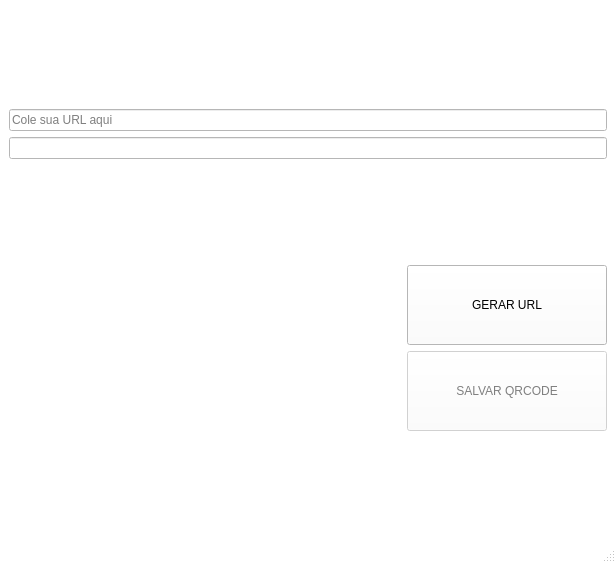
This is QrCodeBuilder.ui in bielzinnnho/QrCode-Builder as Qt 5 draws it before an edit. The edited form follows.
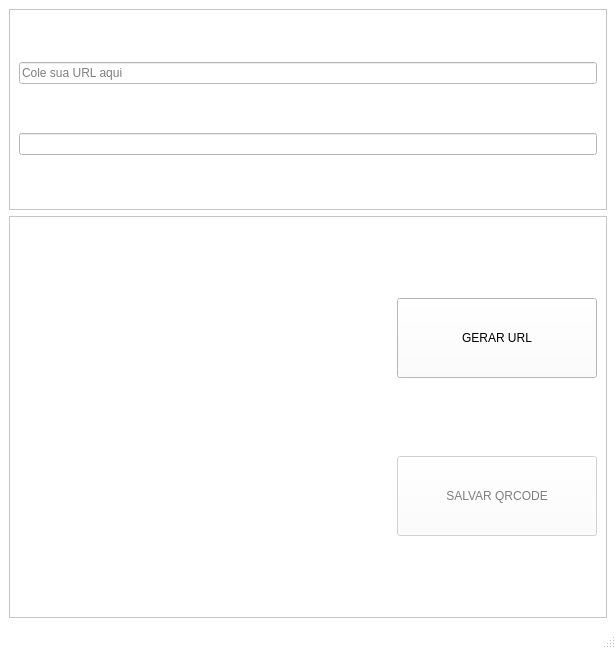
This is the edited form.

Diff of the .ui file:
```diff
--- a/QrCodeBuilder.ui
+++ b/QrCodeBuilder.ui
@@ -7,7 +7,7 @@
     <x>0</x>
     <y>0</y>
     <width>616</width>
-    <height>563</height>
+    <height>649</height>
    </rect>
   </property>
   <property name="palette">
@@ -429,9 +429,16 @@
    <string>QrCodeBuilder</string>
   </property>
   <widget class="QWidget" name="centralwidget">
-   <layout class="QVBoxLayout" name="verticalLayout_4">
+   <layout class="QVBoxLayout" name="verticalLayout_3" stretch="1,2">
     <item>
-     <layout class="QVBoxLayout" name="verticalLayout_3">
+     <widget class="QFrame" name="frame_2">
+      <property name="frameShape">
+       <enum>QFrame::StyledPanel</enum>
+      </property>
+      <property name="frameShadow">
+       <enum>QFrame::Raised</enum>
+      </property>
+      <layout class="QVBoxLayout" name="verticalLayout_2">
       <item>
        <widget class="QLineEdit" name="url">
         <property name="text">
@@ -453,11 +460,17 @@
        </widget>
       </item>
      </layout>
+     </widget>
     </item>
     <item>
-     <layout class="QVBoxLayout" name="verticalLayout_2">
-      <item>
-       <layout class="QHBoxLayout" name="horizontalLayout_2">
+     <widget class="QFrame" name="frame">
+      <property name="frameShape">
+       <enum>QFrame::StyledPanel</enum>
+      </property>
+      <property name="frameShadow">
+       <enum>QFrame::Raised</enum>
+      </property>
+      <layout class="QHBoxLayout" name="horizontalLayout" stretch="2,1">
         <item>
          <widget class="QLabel" name="img">
           <property name="minimumSize">
@@ -473,10 +486,7 @@
            </size>
           </property>
           <property name="styleSheet">
-           <string notr="true">color{
-white
-
-}</string>
+          <string notr="true">background-color:white</string>
           </property>
           <property name="text">
            <string/>
@@ -488,7 +498,7 @@
         </item>
         <item>
          <layout class="QVBoxLayout" name="verticalLayout">
-          <item alignment="Qt::AlignRight">
+         <item alignment="Qt::AlignHCenter">
            <widget class="QPushButton" name="btnGerar">
             <property name="sizePolicy">
              <sizepolicy hsizetype="Minimum" vsizetype="Fixed">
@@ -522,7 +532,7 @@
             </property>
            </widget>
           </item>
-          <item alignment="Qt::AlignRight">
+         <item alignment="Qt::AlignHCenter">
            <widget class="QPushButton" name="btnSalvar">
             <property name="enabled">
              <bool>false</bool>
@@ -547,8 +557,7 @@
          </layout>
         </item>
        </layout>
-      </item>
-     </layout>
+     </widget>
     </item>
    </layout>
   </widget>
```
Lines whose indentation alone changed are shown as unchanged.
